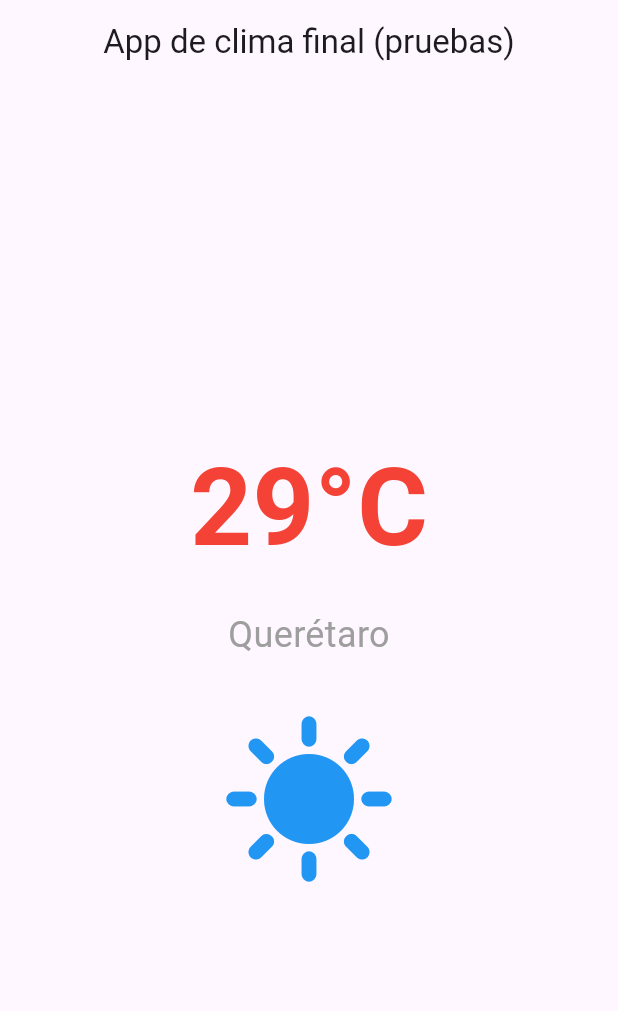
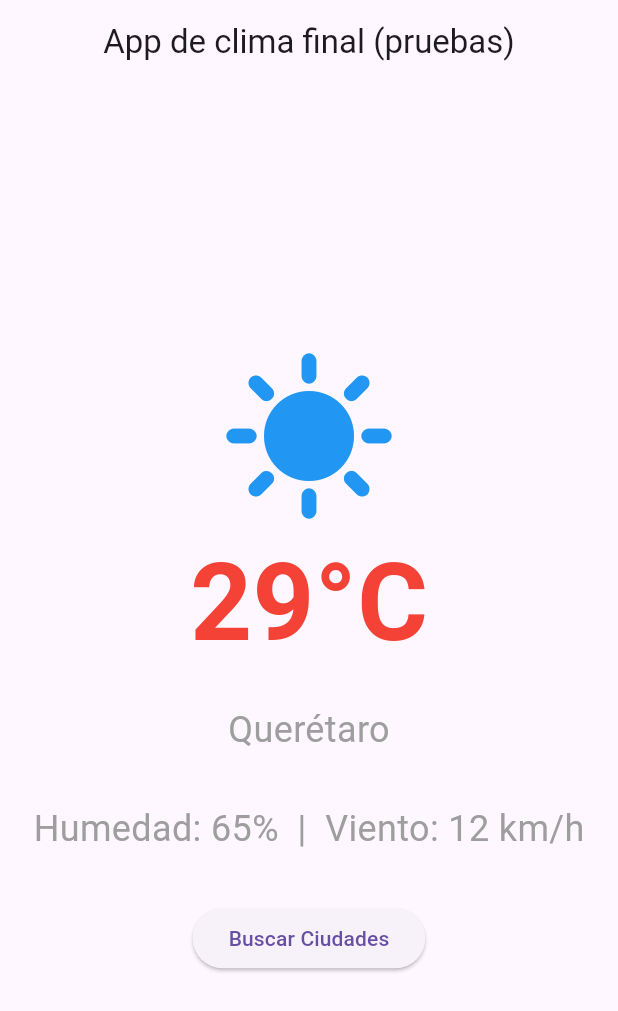
Before and after one commit to Stone3999/practicas, a Flutter app: the screen it shows after launch, on a phone screen of 412 x 824 dp. Shown: the top 1011 px of the screen. Run offline on Flutter 3.47's test engine with Material 3 defaults, Android fonts, the phone set to English and light mode, and no system bars.

Commit message:
P2.2: UI 3 pantallas - DEQR

```diff
--- a/climate_app/lib/main.dart
+++ b/climate_app/lib/main.dart
@@ -1,127 +1,22 @@
 import 'package:flutter/material.dart';
 
-
-
+import './screens/home_screen.dart';
 void main() {
-
   runApp(const MyApp());
-
 }
 
-
-
 class MyApp extends StatelessWidget {
-
   const MyApp({Key? key}) : super(key: key);
 
-
-
   @override
-
   Widget build(BuildContext context) {
-
     return MaterialApp(
-
       title: 'Flutter Dart pro',
-
       theme: ThemeData(
-
         primarySwatch: Colors.blue,
-
         useMaterial3: true,
-
       ),
-
-      home: const MyHomePage(),
-
+      home: const HomeScreen(),
     );
-
   }
-
 }
-
-
-
-class MyHomePage extends StatelessWidget {
-
-  const MyHomePage({Key? key}) : super(key: key);
-
-
-
-  @override
-
-  Widget build(BuildContext context) {
-
-    return Scaffold(
-
-      appBar: AppBar(
-
-        title: const Text('App de clima final (pruebas)'),
-
-        centerTitle: true,
-
-      ),
-
-      body: Center(
-
-        child: Column(
-
-          mainAxisAlignment: MainAxisAlignment.center,
-
-          children: [
-
-            const Text(
-
-              '29°C',
-
-              style: TextStyle(
-
-                fontSize: 72,
-
-                fontWeight: FontWeight.bold,
-
-                color: Colors.red,
-
-              ),
-
-            ),
-
-            const SizedBox(height: 16),
-
-            const Text(
-
-              'Querétaro',
-
-              style: TextStyle(
-
-                fontSize: 24,
-
-                color: Colors.grey,
-
-              ),
-
-            ),
-
-            const SizedBox(height: 32),
-
-            const Icon(
-
-              Icons.sunny,
-
-              size: 120,
-
-              color: Colors.blue,
-
-            ),
-
-          ],
-
-        ),
-
-      ),
-
-    );
-
-  }
-
-}
--- /dev/null
+++ b/climate_app/lib/screens/home_screen.dart
@@ -0,0 +1,78 @@
+import 'package:climate_app/screens/search_screen.dart';
+import 'package:climate_app/widgets/weather_icon.dart';
+import 'package:flutter/material.dart';
+
+class HomeScreen extends StatelessWidget {
+  const HomeScreen({Key? key}) : super(key: key);
+
+  @override
+  Widget build(BuildContext context) {
+    final ancho = MediaQuery.of(context).size.width;
+
+    final info = Column(
+      mainAxisAlignment: MainAxisAlignment.center,
+      children: [
+        const Text(
+          '29°C',
+          style: TextStyle(
+            fontSize: 72,
+            fontWeight: FontWeight.bold,
+            color: Colors.red,
+          ),
+        ),
+        const SizedBox(height: 16),
+        const Text(
+          'Querétaro',
+          style: TextStyle(
+            fontSize: 24,
+            color: Colors.grey,
+          ),
+        ),
+        const SizedBox(height: 32),
+        const Text(
+          'Humedad: 65%  |  Viento: 12 km/h',
+          style: TextStyle(
+            fontSize: 24,
+            color: Colors.grey,
+          ),
+        ),
+        const SizedBox(height: 32),
+        ElevatedButton(
+          onPressed: () {
+            Navigator.push(
+              context,
+              MaterialPageRoute(builder: (context) => const SearchScreen()),
+            );
+          },
+          child: const Text('Buscar Ciudades'),
+        ),
+      ],
+    );
+
+    return Scaffold(
+      appBar: AppBar(
+        title: const Text('App de clima final (pruebas)'),
+        centerTitle: true,
+      ),
+      body: Center(
+        child: ancho > 600
+            ? Row(
+                mainAxisAlignment: MainAxisAlignment.spaceEvenly,
+                children: [
+                  const WeatherIcon(estado: 'soleado'),
+                  info,
+                ],
+              )
+            : SingleChildScrollView(
+                child: Column(
+                  mainAxisAlignment: MainAxisAlignment.center,
+                  children: [
+                    const WeatherIcon(estado: 'soleado'),
+                    info,
+                  ],
+                ),
+              ),
+      ),
+    );
+  }
+}
--- /dev/null
+++ b/climate_app/lib/widgets/weather_icon.dart
@@ -0,0 +1,16 @@
+import 'package:flutter/material.dart';
+
+class WeatherIcon extends StatelessWidget {
+  final String estado;
+
+  const WeatherIcon({Key? key, required this.estado}) : super(key: key);
+
+  @override
+  Widget build(BuildContext context) {
+    return Icon(
+      estado == 'soleado' ? Icons.sunny : Icons.cloud,
+      size: 120,
+      color: estado == 'soleado' ? Colors.blue : Colors.grey,
+    );
+  }
+}
```
Also changed, not shown: climate_app/lib/screens/detail_screen.dart (added, +41 -0 lines), climate_app/lib/screens/search_screen.dart (added, +64 -0 lines), climate_app/lib/widgets/temperature_card.dart (added, +25 -0 lines), 1 other file.
